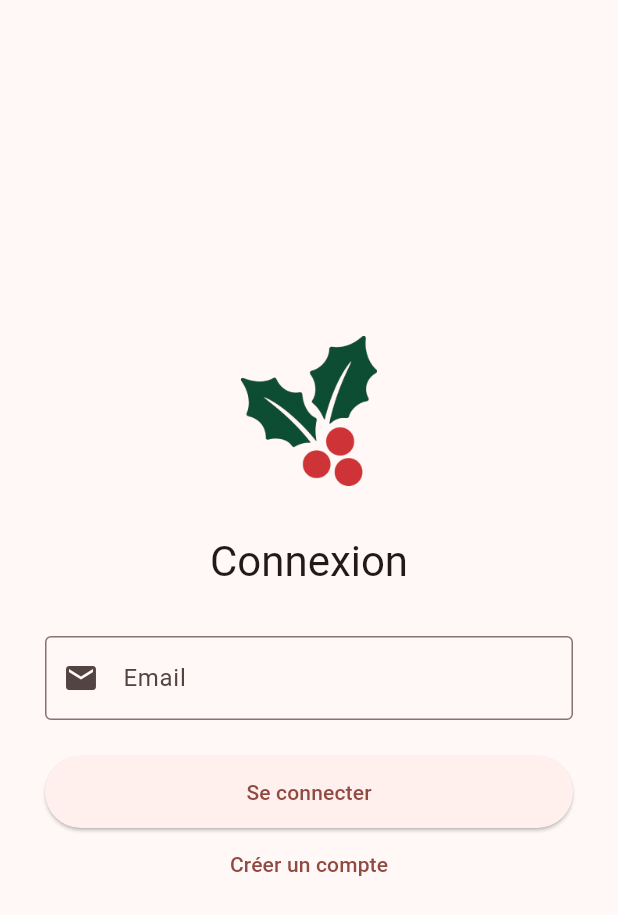
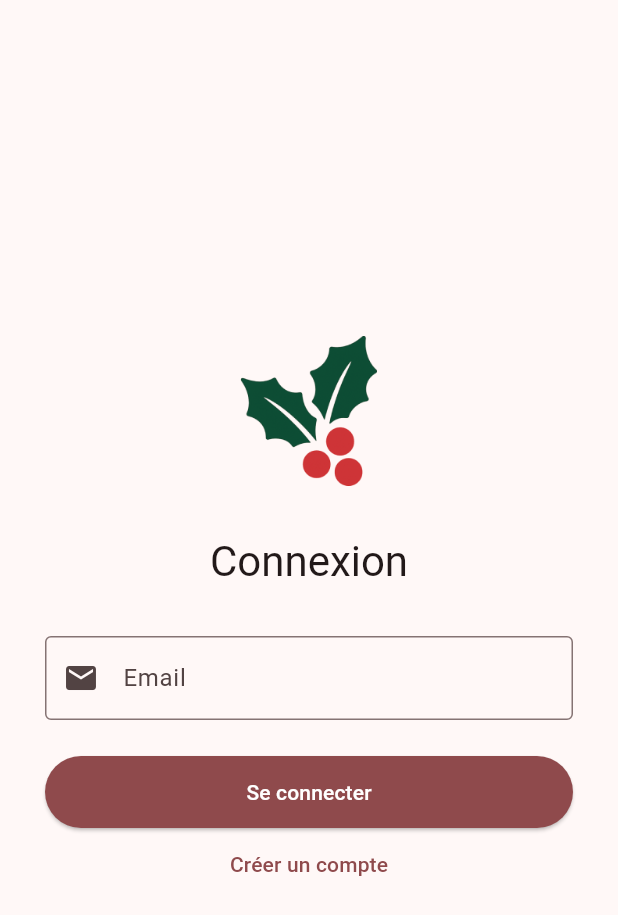
Before and after one commit to FloRobart/flollylist_app, a Flutter app: the screen it shows after launch, on a phone screen of 412 x 824 dp. Shown: the top 915 px of the screen. Run offline on Flutter 3.47's test engine with Material 3 defaults, Android fonts, the phone set to English and light mode, and no system bars; our stand-ins replace shared_preferences; accounts and stored records are empty.

Commit message:
fix(Theme): Corrrection de la couleur primaire

```diff
--- a/lib/main.dart
+++ b/lib/main.dart
@@ -32,15 +32,46 @@ class MyApp extends StatelessWidget {
     final auth = Provider.of<AuthController>(context);
     final themeController = Provider.of<ThemeController>(context);
 
-    const seed = Colors.red;
-    final lightTheme = ThemeData(
-      colorScheme: ColorScheme.fromSeed(seedColor: seed, brightness: Brightness.light),
-      useMaterial3: true,
-    );
-    final darkTheme = ThemeData(
-      colorScheme: ColorScheme.fromSeed(seedColor: seed, brightness: Brightness.dark),
-      useMaterial3: true,
-    );
+    const seed = Color(0xFF6D071A); // Rouge bordeaux Noël (plus sombre)
+    ThemeData buildTheme(Brightness brightness) {
+      final scheme = ColorScheme.fromSeed(
+        seedColor: seed,
+        brightness: brightness,
+      );
+      return ThemeData(
+        colorScheme: scheme,
+        useMaterial3: true,
+        appBarTheme: AppBarTheme(
+          backgroundColor: scheme.primary,
+          foregroundColor: scheme.onPrimary,
+        ),
+        elevatedButtonTheme: ElevatedButtonThemeData(
+          style: ElevatedButton.styleFrom(
+            backgroundColor: scheme.primary,
+            foregroundColor: scheme.onPrimary,
+          ),
+        ),
+        filledButtonTheme: FilledButtonThemeData(
+          style: FilledButton.styleFrom(
+            backgroundColor: scheme.primary,
+            foregroundColor: scheme.onPrimary,
+          ),
+        ),
+        outlinedButtonTheme: OutlinedButtonThemeData(
+          style: OutlinedButton.styleFrom(
+            foregroundColor: scheme.primary,
+            side: BorderSide(color: scheme.primary),
+          ),
+        ),
+        floatingActionButtonTheme: FloatingActionButtonThemeData(
+          backgroundColor: scheme.primary,
+          foregroundColor: scheme.onPrimary,
+        ),
+      );
+    }
+
+    final lightTheme = buildTheme(Brightness.light);
+    final darkTheme = buildTheme(Brightness.dark);
 
     return MaterialApp(
       title: 'FlollyList',
```
